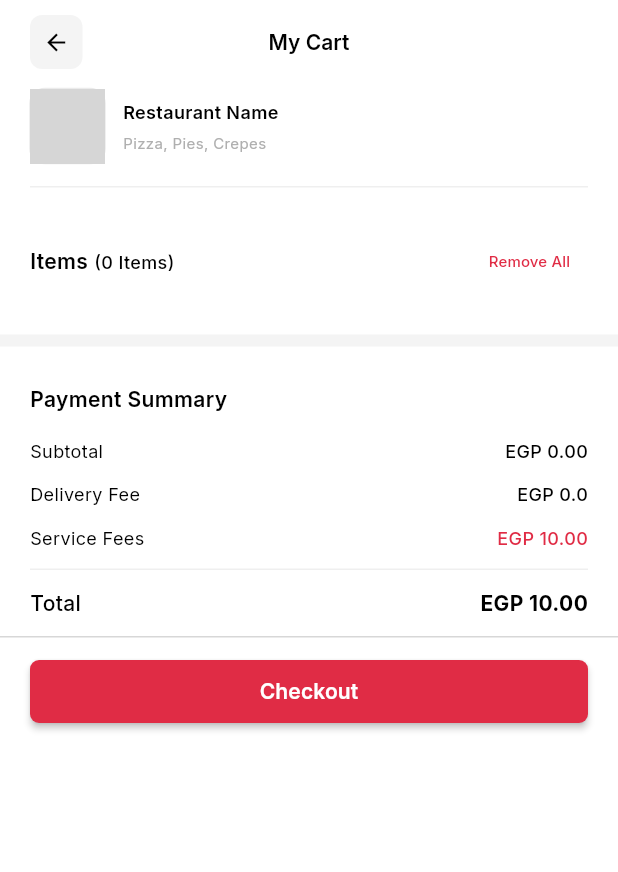
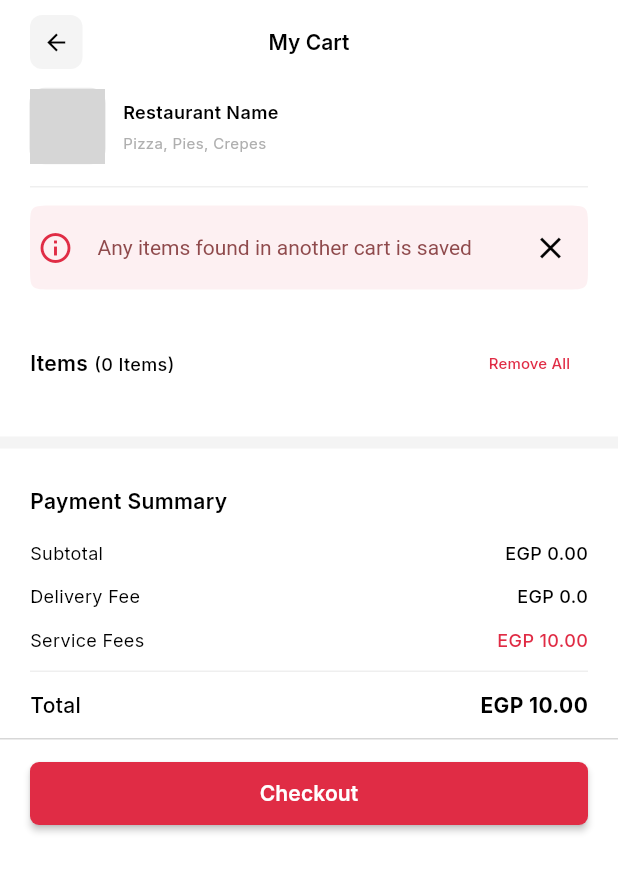
Before and after one commit to YoussefElqursh/Just_Order, a Flutter app: the MyCartScreen screen opened by its route, on a phone screen of 412 x 824 dp. Shown: the top 872 px of the screen. Run offline on Flutter 3.47's test engine with Material 3 defaults, Android fonts, the phone set to English and light mode, and no system bars; our stand-ins replace bloc, carousel_slider, cloud_firestore, connectivity_plus, dartz, dio and 13 more; missing offline and left inert: flutter_inappwebview, mobile_scanner, qr_scanner_overlay; accounts and stored records are empty; network calls fail; grey boxes are pictures that could not be loaded.

Commit message:
add: notification of cart ✅

```diff
--- a/lib/screens/cart/my_cart_screen.dart
+++ b/lib/screens/cart/my_cart_screen.dart
@@ -1,16 +1,17 @@
 import 'dart:convert';
+
 import 'package:cloud_firestore/cloud_firestore.dart';
 import 'package:flutter/material.dart';
 import 'package:just_order/models/enums/payment_type.dart';
 import 'package:just_order/models/enums/status.dart';
 import 'package:just_order/models/invoice_model.dart';
+import 'package:just_order/models/order_model.dart' as order_model;
 import 'package:just_order/models/restaurant_model.dart';
 import 'package:just_order/models/user_model.dart';
 import 'package:just_order/repository/cart_provider.dart';
 import 'package:just_order/screens/cart/widgets/order_cart_widget.dart';
 import 'package:provider/provider.dart';
 import 'package:shared_preferences/shared_preferences.dart';
-import 'package:just_order/models/order_model.dart' as order_model;
 
 class MyCartScreen extends StatefulWidget {
   const MyCartScreen({super.key});
@@ -31,6 +32,8 @@ class MyCartScreen extends StatefulWidget {
 class _MyCartScreenState extends State<MyCartScreen> {
   Restaurant? restaurant;
   User? user;
+
+  bool isVisible = true;
 
   @override
   void initState() {
@@ -194,6 +197,41 @@ class _MyCartScreenState extends State<MyCartScreen> {
                     const Divider(
                       height: 1,
                       color: Color(0x4CC8C8C8),
+                    ),
+                    const SizedBox(height: 12.0),
+                    Visibility(
+                      visible: isVisible,
+                      child: ListTile(
+                        contentPadding: EdgeInsets.symmetric(horizontal: 5),
+                        shape: ContinuousRectangleBorder(
+                            borderRadius: BorderRadius.circular(16)),
+                        selected: true,
+                        selectedTileColor: Color(0xFFE02C45).withOpacity(0.07),
+                        leading: Icon(
+                          Icons.info_outline,
+                          color: Color(0xFFE02C45),
+                          size: 24.0,
+                        ),
+                        title: Text('Any items found in another cart is saved'),
+                        titleTextStyle: TextStyle(
+                          color: Color(0xFFE02C45),
+                        ),
+                        trailing: IconButton(
+                          onPressed: () {
+                            setState(() {
+                              isVisible = !isVisible;
+                            });
+                          },
+                          style: ButtonStyle(
+                            tapTargetSize: MaterialTapTargetSize.shrinkWrap,
+                          ),
+                          icon: Icon(
+                            Icons.close,
+                            color: Colors.black,
+                            size: 24.0,
+                          ),
+                        ),
+                      ),
                     ),
                     const SizedBox(height: 25.0),
                     SizedBox(
@@ -477,8 +515,7 @@ class _MyCartScreenState extends State<MyCartScreen> {
                 padding: const EdgeInsets.symmetric(horizontal: 20.0),
                 child: MaterialButton(
                   onPressed: () async {
-                    if (filteredItems.isEmpty)
-                    {
+                    if (filteredItems.isEmpty) {
                       ScaffoldMessenger.of(context).showSnackBar(
                         const SnackBar(
                           content: Text(
@@ -495,9 +532,7 @@ class _MyCartScreenState extends State<MyCartScreen> {
                           backgroundColor: Color(0xFFE02C45),
                         ),
                       );
-                    }
-                    else
-                    {
+                    } else {
                       final invoice = Invoice(
                         invoiceId: FirebaseFirestore.instance
                             .collection('invoices')
```
Also changed, not shown: 1 other file.
